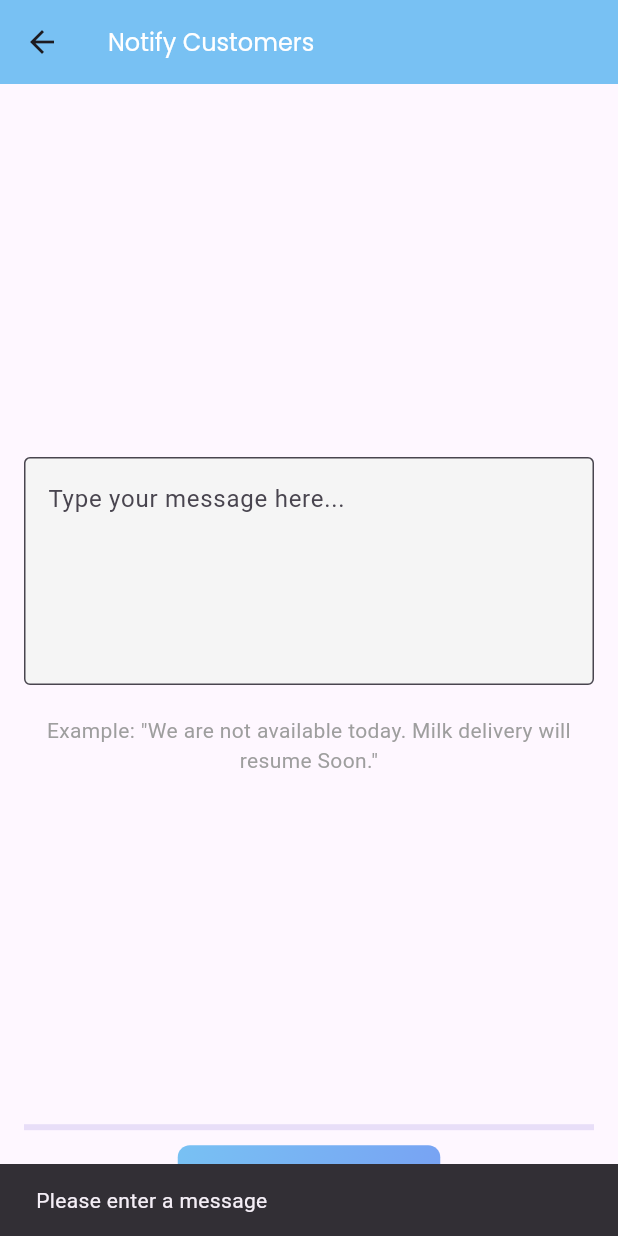
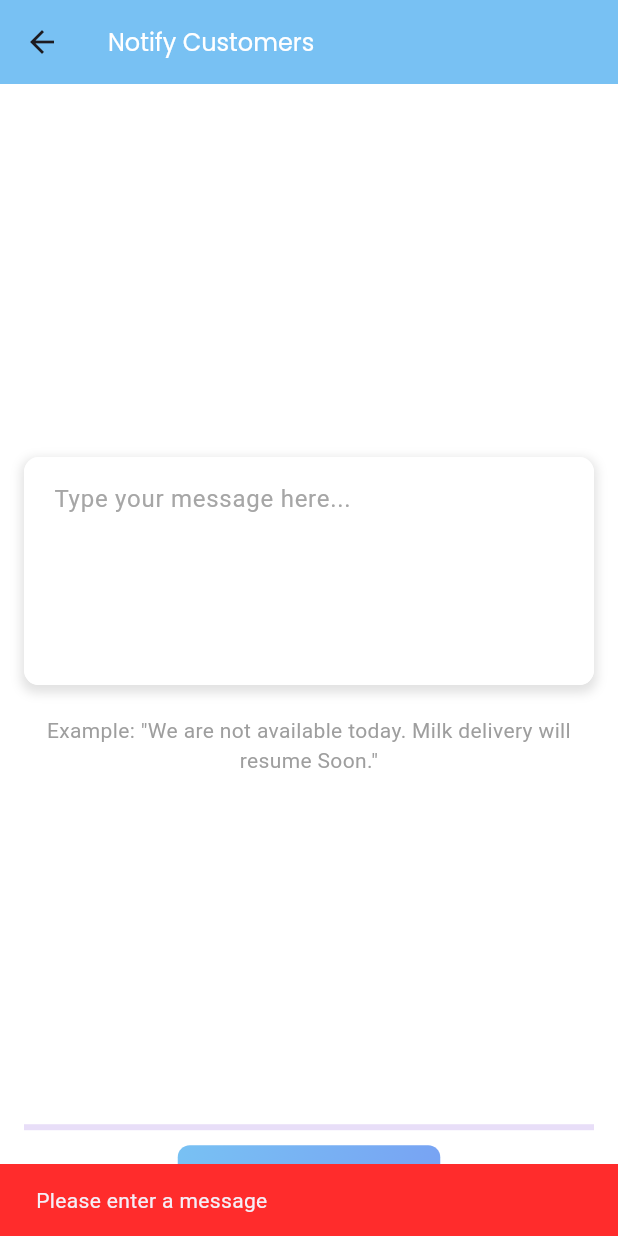
Before and after one commit to yasirzain15/kashmir_milk, a Flutter app: the NotifyScreen screen opened directly, after a tap on "Send Message", on a phone screen of 412 x 824 dp. Run offline on Flutter 3.47's test engine with Material 3 defaults, Android fonts, the phone set to English and light mode, and no system bars; our stand-ins replace carousel_slider, cloud_firestore, connectivity_plus, csv, file_picker, firebase_auth and 7 more; missing offline and left inert: flutter_sms; accounts and stored records are empty.

Commit message:
about today

```diff
--- a/lib/billing_screen.dart
+++ b/lib/billing_screen.dart
@@ -186,6 +186,7 @@ class _SendToAllSheetState extends State<SendToAllSheet> {
               itemBuilder: (context, index) {
                 final customer = widget.customers[index];
                 return Card(
+                  color: Color(0xffffffff),
                   margin: EdgeInsets.only(bottom: 12),
                   child: Padding(
                     padding: const EdgeInsets.all(12.0),
--- a/lib/customerdetail_screen.dart
+++ b/lib/customerdetail_screen.dart
@@ -39,6 +39,19 @@ class CustomerDetailScreen extends StatelessWidget {
   Widget build(BuildContext context) {
     return SafeArea(
       child: Scaffold(
+        appBar: AppBar(
+          backgroundColor: Color(0xff78c1f3),
+          title: Text(
+            "Customer Detail",
+            style: GoogleFonts.poppins(
+              textStyle: TextStyle(
+                fontSize: 16,
+                fontWeight: FontWeight.w400,
+                color: Color(0xffffffff),
+              ),
+            ),
+          ),
+        ),
         backgroundColor: Color(0xffffffff),
         body: FutureBuilder<Customer?>(
           future: _fetchCustomerData(),
--- a/lib/message_screen.dart
+++ b/lib/message_screen.dart
@@ -65,7 +65,10 @@ class _NotifyScreenState extends State<NotifyScreen> {
   Future<void> sendMessagesToAll() async {
     if (messageController.text.isEmpty) {
       ScaffoldMessenger.of(context).showSnackBar(
-        SnackBar(content: Text("Please enter a message")),
+        SnackBar(
+          content: Text("Please enter a message"),
+          backgroundColor: Color(0xffff2c2c),
+        ),
       );
       return;
     }
@@ -127,6 +130,7 @@ class _NotifyScreenState extends State<NotifyScreen> {
   @override
   Widget build(BuildContext context) {
     return Scaffold(
+      backgroundColor: Color(0xffffffff),
       appBar: AppBar(
         backgroundColor: Color(0xff78c1f3),
         title: Text(
@@ -148,14 +152,49 @@ class _NotifyScreenState extends State<NotifyScreen> {
               child: Column(
                 mainAxisAlignment: MainAxisAlignment.center,
                 children: [
-                  TextField(
-                    controller: messageController,
-                    maxLines: 5,
-                    decoration: InputDecoration(
-                      hintText: 'Type your message here...',
-                      border: OutlineInputBorder(),
-                      filled: true,
-                      fillColor: Colors.grey[100],
+                  Container(
+                    decoration: BoxDecoration(
+                      color: Colors.white, // Background color of the TextField
+                      borderRadius:
+                          BorderRadius.circular(10), // Rounded corners
+                      boxShadow: [
+                        BoxShadow(
+                          color: Colors.grey.withOpacity(0.3), // Shadow color
+                          spreadRadius: 2, // How much the shadow spreads
+                          blurRadius: 5, // Blur radius for softness
+                          offset: Offset(0, 3), // Position of shadow (x, y)
+                        ),
+                      ],
+                    ),
+                    child: TextField(
+                      controller: messageController,
+                      maxLines: 5,
+                      decoration: InputDecoration(
+                        hintText: 'Type your message here...',
+                        hintStyle: TextStyle(
+                          color: Color(0xffa6a6a6),
+                        ),
+                        border: OutlineInputBorder(
+                          borderRadius: BorderRadius.circular(
+                              10), // Match container's radius
+                          borderSide: BorderSide.none, // Hide default border
+                        ),
+                        // enabledBorder: OutlineInputBorder(
+                        //   borderRadius: BorderRadius.circular(10),
+                        //   // borderSide:
+                        //   //     BorderSide(color: Color(0xff78c1f3), width: 1),
+                        // ),
+                        // focusedBorder: OutlineInputBorder(
+                        //   borderRadius: BorderRadius.circular(10),
+                        //   // borderSide:
+                        //   //     BorderSide(color: Color(0xff78c1f3), width: 2),
+                        // ),
+                        filled: true,
+                        fillColor: Colors
+                            .white, // Ensure text field matches container color
+                        contentPadding:
+                            EdgeInsets.all(16), // Padding inside the field
+                      ),
                     ),
                   ),
                   SizedBox(height: 20),
```
Also changed, not shown: 10 other files.
